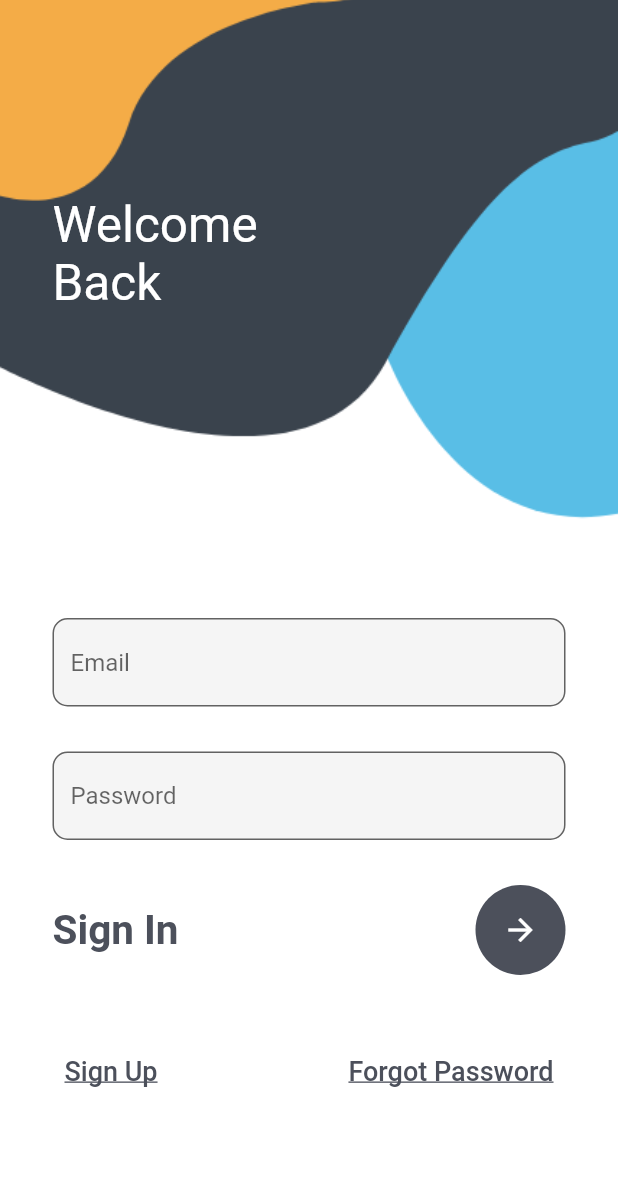
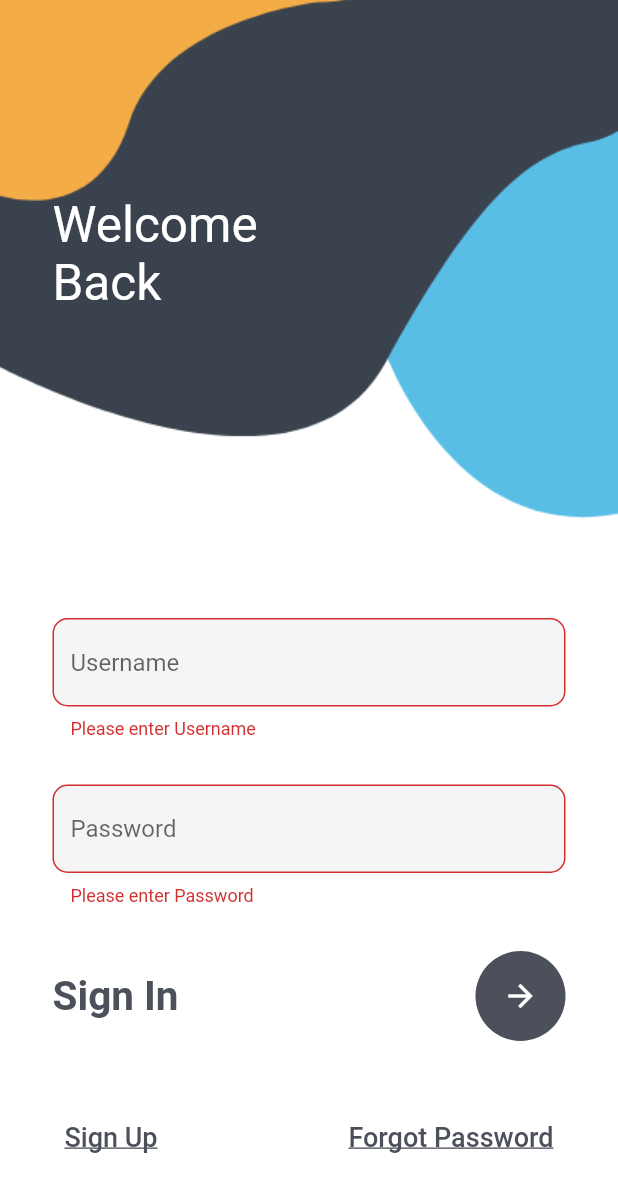
Before and after one commit to Itsmrhashtag/login-flutter, a Flutter app: the screen it shows after launch, after a tap on the "arrow forward" icon, on a phone screen of 412 x 824 dp. Shown: the top 1192 px of the screen. Run offline on Flutter 3.47's test engine with Material 2 defaults, Android fonts, the phone set to English and light mode, and no system bars; our stand-ins replace form_field_validator.

Commit message:
Login + resister + validation

```diff
--- a/lib/login.dart
+++ b/lib/login.dart
@@ -1,6 +1,7 @@
 import 'dart:convert';
 
 import 'package:flutter/material.dart';
+import 'package:form_field_validator/form_field_validator.dart';
 import 'package:http/http.dart' as http;
 
 class MyLogin extends StatefulWidget {
@@ -13,6 +14,7 @@ class MyLogin extends StatefulWidget {
 class _MyLoginState extends State<MyLogin> {
   TextEditingController emailController = TextEditingController();
   TextEditingController passwordController = TextEditingController();
+  final _formkey = GlobalKey<FormState>();
 
   Future<void> login() async {
     try {
@@ -20,6 +22,27 @@ class _MyLoginState extends State<MyLogin> {
       var headers = {
         'Authorization': 'Basic aGFzaHRhZzoxMjM0',
       };
+
+
+      void showAlertDialog(String title, String message) {
+        showDialog(
+          context: context,
+          builder: (BuildContext context) {
+            return AlertDialog(
+              title: Text(title),
+              content: Text(message),
+              actions: [
+                TextButton(
+                  child: Text("OK"),
+                  onPressed: () {
+                    Navigator.of(context).pop(); // Close the dialog
+                  },
+                ),
+              ],
+            );
+          },
+        );
+      }
 
       // Get the username and password entered by the user.
       var username = emailController.text;
@@ -42,8 +65,16 @@ class _MyLoginState extends State<MyLogin> {
       // Handle the result here (e.g., authentication success or failure).
       print(result);
 
+      if (response.statusCode == 200) {
+        // User registration successful, handle the response here
+        Navigator.pushReplacementNamed(context, 'home');
+        showAlertDialog("Success", "User Loging successful");
+      }else if(response.statusCode == 400) {
+        // User registration successful, handle the response here
+        showAlertDialog("Failed", "User Not registered");
+      }
       // If login is successful, navigate to the "home" screen.
-      Navigator.pushReplacementNamed(context, 'home');
+
     } catch (err) {
       // Handle any exceptions that might occur during the request.
       print(err);
@@ -79,14 +110,21 @@ class _MyLoginState extends State<MyLogin> {
                     right: 35,
                     left: 35,
                   ),
+
+                  child: Form(
+                    key: _formkey,
                     child: Column(
                       children: [
-                      TextField(
+                        TextFormField(
                           controller: emailController,
+                          validator: MultiValidator([
+                            RequiredValidator(
+                                errorText: 'Please enter Username'),
+                          ]),
                           decoration: InputDecoration(
                             fillColor: Colors.grey.shade100,
                             filled: true,
-                          hintText: "Email",
+                            hintText: "Username",
                             border: OutlineInputBorder(
                               borderRadius: BorderRadius.circular(10),
                             ),
@@ -95,9 +133,19 @@ class _MyLoginState extends State<MyLogin> {
                         SizedBox(
                           height: 30,
                         ),
-                      TextField(
+                        TextFormField(
                           controller: passwordController,
                           obscureText: true,
+                          validator: MultiValidator([
+                            RequiredValidator(
+                                errorText: 'Please enter Password'),
+                            MinLengthValidator(8,
+                                errorText:
+                                'Password must be atleast 8 digit'),
+                            PatternValidator(r'(?=.*?[#!@$%^&*-])',
+                                errorText:
+                                'Password must be atlist one special character')
+                          ]),
                           decoration: InputDecoration(
                             fillColor: Colors.grey.shade100,
                             filled: true,
@@ -128,8 +176,12 @@ class _MyLoginState extends State<MyLogin> {
                                 color: Colors.white,
                                 onPressed: () async {
                                   print("pressed");
+                                  if (_formkey.currentState!.validate()) {
+                                    print('login form submiitted');
+                                    await login();
+                                  }
                                   // Call the login function to make the HTTP request.
-                                await login();
+
                                 },
                                 icon: Icon(Icons.arrow_forward),
                               ),
@@ -172,6 +224,7 @@ class _MyLoginState extends State<MyLogin> {
                     ),
                   ),
                 ),
+              ),
             ],
           ),
         ),
--- a/pubspec.yaml
+++ b/pubspec.yaml
@@ -36,6 +36,7 @@ dependencies:
   # Use with the CupertinoIcons class for iOS style icons.
   cupertino_icons: ^1.0.2
   http: ^1.1.0
+  form_field_validator: ^1.1.0
 
 dev_dependencies:
   flutter_test:
```
Also changed, not shown: lib/register.dart (+50 -14 lines), pubspec.lock. Lines whose indentation alone changed are shown as unchanged.
